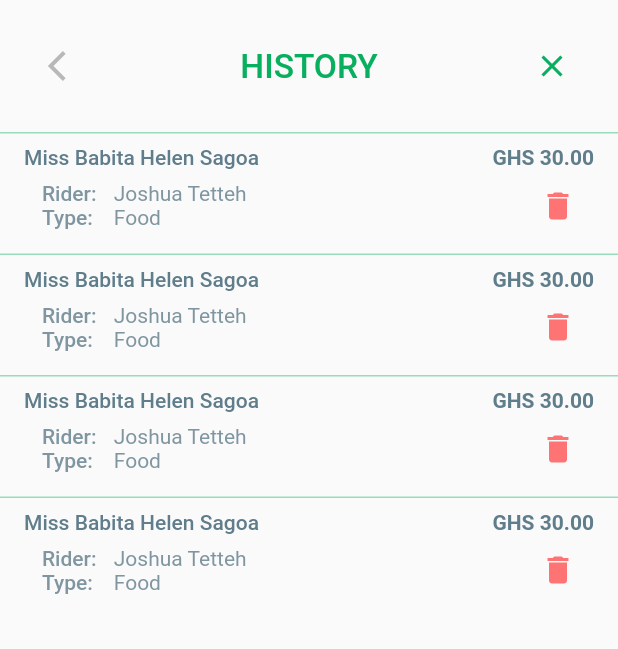
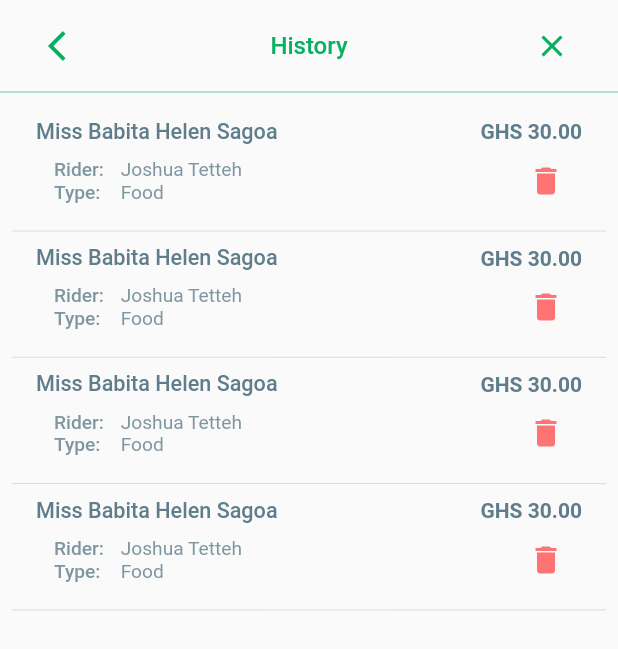
Before and after one commit to joshthedevelopa/zumah-go, a Flutter app: the HistoryTabView widget shown alone on an empty page, opened directly, on a phone screen of 412 x 824 dp. Shown: the top 649 px of the screen. Run offline on Flutter 3.47's test engine with Material 2 defaults, Android fonts, the light colour scheme and no system bars; our stand-ins replace bottom_navy_bar.

Commit message:
Added More Pages

```diff
--- a/lib/imports.dart
+++ b/lib/imports.dart
@@ -11,6 +11,7 @@ export 'views/sign_in.dart';
 export 'views/sign_up.dart';
 export 'views/home_tab_view.dart';
 export 'views/history_tab_view.dart';
+export 'views/profile_tab_view.dart';
 
 // components
 export "components/custom_listtile.dart";
--- a/lib/views/history_tab_view.dart
+++ b/lib/views/history_tab_view.dart
@@ -7,35 +7,39 @@ class HistoryTabView extends StatelessWidget {
     return Column(
       children: [
         Container(
-          margin: EdgeInsets.all(k_size * 2.5),
+          padding: EdgeInsets.symmetric(vertical: k_size * .8, horizontal: k_size * 2.5),
+          decoration: BoxDecoration(
+            border: Border(bottom: BorderSide(color: k_mainColor.withOpacity(.4)))
+          ),
           child: Row(
             children: [
-              IconButton(icon: Icon(Icons.arrow_back_ios), color: k_mainGreyColor, onPressed: () => Navigator.pop(context)),
+              IconButton(icon: Icon(Icons.arrow_back_ios), color: k_mainColor, onPressed: () => Navigator.pop(context)),
               Expanded(
-                child: Center(child: Text("HISTORY", style: TextStyle(color: k_mainColor, fontWeight: FontWeight.w500, fontSize: k_fontSize * 1.4))),
+                child: Center(child: Text("History", style: TextStyle(color: k_mainColor, fontWeight: FontWeight.w500, fontSize: k_fontSize))),
               ),
               IconButton(icon: Icon(Icons.clear), color: k_mainColor, onPressed: () {}),
             ],
           ),
         ),
 
+        SizedBox(height: k_size),
+
         Expanded(
+          child: Padding(
+            padding: EdgeInsets.all(k_size),
             child: ListView.builder(
               itemCount: 4,
               itemBuilder: (context, index) => Column(
                 mainAxisSize: MainAxisSize.min,
                 children: [
                   Container(
-                  padding: EdgeInsets.symmetric(vertical: k_size, horizontal: k_size * 2),
-                  decoration: BoxDecoration(
-                    border: Border(top: BorderSide(color: k_mainColor.withOpacity(.4)))
-                  ),
+                    padding: EdgeInsets.symmetric(vertical: k_size * .2, horizontal: k_size * 2),
                     child: Column(
                       children: [
                         Row(
                           mainAxisAlignment: MainAxisAlignment.spaceBetween,
                           children: [
-                          Expanded(child: Text("Miss Babita Helen Sagoa", style: TextStyle(color: Colors.blueGrey, fontWeight: FontWeight.w500))),
+                            Expanded(child: Text("Miss Babita Helen Sagoa", style: TextStyle(fontSize: k_fontSize * .9, color: Colors.blueGrey, fontWeight: FontWeight.w500))),
                             Text("GHS 30.00", style: TextStyle(color: Colors.blueGrey, fontWeight: FontWeight.bold))
                           ],
                         ),
@@ -53,18 +57,18 @@ class HistoryTabView extends StatelessWidget {
                                       children: [
                                         Padding(
                                           padding: EdgeInsets.only(right: k_size),
-                                        child: Text("Rider: ", style: TextStyle(fontWeight: FontWeight.w500, color: Colors.blueGrey.withOpacity(0.8))),
+                                          child: Text("Rider: ", style: TextStyle(fontSize: k_fontSize * .8, fontWeight: FontWeight.w500, color: Colors.blueGrey.withOpacity(0.8))),
                                         ),
-                                      Text("Joshua Tetteh", style: TextStyle(color: Colors.blueGrey.withOpacity(0.8)))
+                                        Text("Joshua Tetteh", style: TextStyle(fontSize: k_fontSize * .8, color: Colors.blueGrey.withOpacity(0.8)))
                                       ],
                                     ),
                                     TableRow(
                                       children: [
                                         Padding(
                                           padding: EdgeInsets.only(right: k_size),
-                                        child: Text("Type: ", style: TextStyle(fontWeight: FontWeight.w500, color: Colors.blueGrey.withOpacity(0.8))),
+                                          child: Text("Type: ", style: TextStyle(fontSize: k_fontSize * .8, fontWeight: FontWeight.w500, color: Colors.blueGrey.withOpacity(0.8))),
                                         ),
-                                      Text("Food", style: TextStyle(color: Colors.blueGrey.withOpacity(0.8)))
+                                        Text("Food", style: TextStyle(fontSize: k_fontSize * .8, color: Colors.blueGrey.withOpacity(0.8)))
                                       ],
                                     )
                                   ],
@@ -72,7 +76,7 @@ class HistoryTabView extends StatelessWidget {
                               ),
                             ),
                             IconButton(
-                            icon: Icon(Icons.delete, color: Colors.redAccent.withOpacity(0.8),),
+                              icon: Icon(Icons.delete, color: Colors.redAccent.withOpacity(0.8)),
                               onPressed: () {
 
                               },
@@ -82,6 +86,7 @@ class HistoryTabView extends StatelessWidget {
                       ],
                     ),
                   ),
+                  Divider(),
                   SizedBox(
                     height: index < 4 ? 0 : 40,
                   ),
@@ -89,6 +94,7 @@ class HistoryTabView extends StatelessWidget {
               ),
             ),
           ),
+        ),
       ],
     );
   }
--- a/lib/views/vendor_details.dart
+++ b/lib/views/vendor_details.dart
@@ -16,7 +16,11 @@ class VendorDetails extends StatelessWidget {
                     Expanded(
                       child: Center(child: Text("VENDOR", style: TextStyle(color: k_mainColor, fontWeight: FontWeight.w500, fontSize: k_fontSize * 1.4))),
                     ),
-                    IconButton(icon: Icon(Icons.call), color: k_mainColor, onPressed: () {}),
+                    IconButton(
+                      icon: Icon(Icons.call),
+                      color: k_mainColor,
+                      onPressed: () {}
+                    ),
                   ],
                 ),
               ),
```
Also changed, not shown: lib/views/history.dart (deleted, +0 -29 lines), lib/views/home.dart (+6 -4 lines), lib/views/profile_tab_view.dart (added, +86 -0 lines), lib/views/statistics_tab_view.dart (added, +145 -0 lines). Lines whose indentation alone changed are shown as unchanged.
